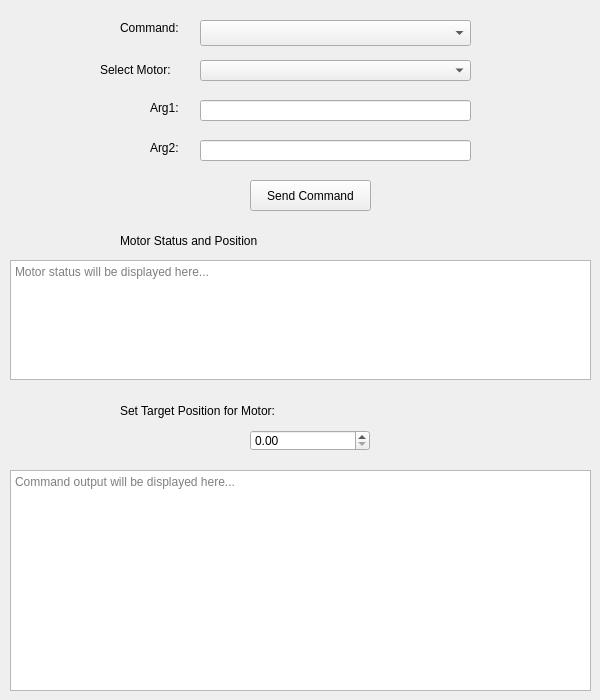
JetLuck12/University_project, file main_window.ui: the form before one commit.
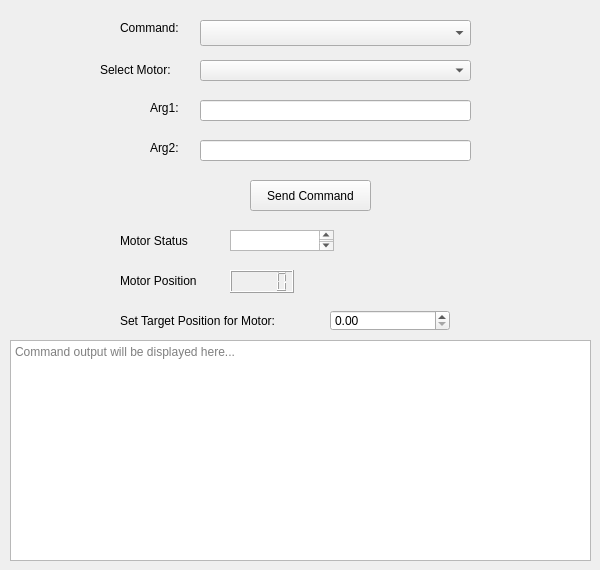
The form after the commit.

Commit message: Переделал GUI: разделил позицию и статус мотора

What changed in the file:
```diff
--- a/main_window.ui
+++ b/main_window.ui
@@ -7,7 +7,7 @@
     <x>0</x>
     <y>0</y>
     <width>600</width>
-    <height>700</height>
+    <height>570</height>
    </rect>
   </property>
   <property name="windowTitle">
@@ -119,30 +119,14 @@
      </rect>
     </property>
     <property name="text">
-     <string>Motor Status and Position</string>
-    </property>
-   </widget>
-   <widget class="QTextEdit" name="text_motor_status">
-    <property name="geometry">
-     <rect>
-      <x>10</x>
-      <y>260</y>
-      <width>581</width>
-      <height>120</height>
-     </rect>
-    </property>
-    <property name="readOnly">
-     <bool>true</bool>
-    </property>
-    <property name="placeholderText">
-     <string>Motor status will be displayed here...</string>
+     <string>Motor Status </string>
     </property>
    </widget>
    <widget class="QLabel" name="label_target_position">
     <property name="geometry">
      <rect>
       <x>120</x>
-      <y>400</y>
+      <y>310</y>
       <width>351</width>
       <height>21</height>
      </rect>
@@ -154,8 +138,8 @@
    <widget class="QDoubleSpinBox" name="spinbox_position">
     <property name="geometry">
      <rect>
-      <x>250</x>
-      <y>430</y>
+      <x>330</x>
+      <y>310</y>
       <width>120</width>
       <height>21</height>
      </rect>
@@ -174,7 +158,7 @@
     <property name="geometry">
      <rect>
       <x>10</x>
-      <y>470</y>
+      <y>340</y>
       <width>581</width>
       <height>221</height>
      </rect>
@@ -196,6 +180,39 @@
      </rect>
     </property>
    </widget>
+   <widget class="QLCDNumber" name="motor_pos">
+    <property name="geometry">
+     <rect>
+      <x>230</x>
+      <y>270</y>
+      <width>64</width>
+      <height>23</height>
+     </rect>
+    </property>
+   </widget>
+   <widget class="QLabel" name="label_motor_info_2">
+    <property name="geometry">
+     <rect>
+      <x>120</x>
+      <y>270</y>
+      <width>101</width>
+      <height>21</height>
+     </rect>
+    </property>
+    <property name="text">
+     <string>Motor Position</string>
+    </property>
+   </widget>
+   <widget class="QTextEdit" name="motor_state">
+    <property name="geometry">
+     <rect>
+      <x>230</x>
+      <y>230</y>
+      <width>104</width>
+      <height>21</height>
+     </rect>
+    </property>
+   </widget>
   </widget>
  </widget>
  <layoutdefault spacing="6" margin="11"/>
```
Left out of the diff: 1 changed line with no effect on the pictures. The commit also changes 1 other file.
